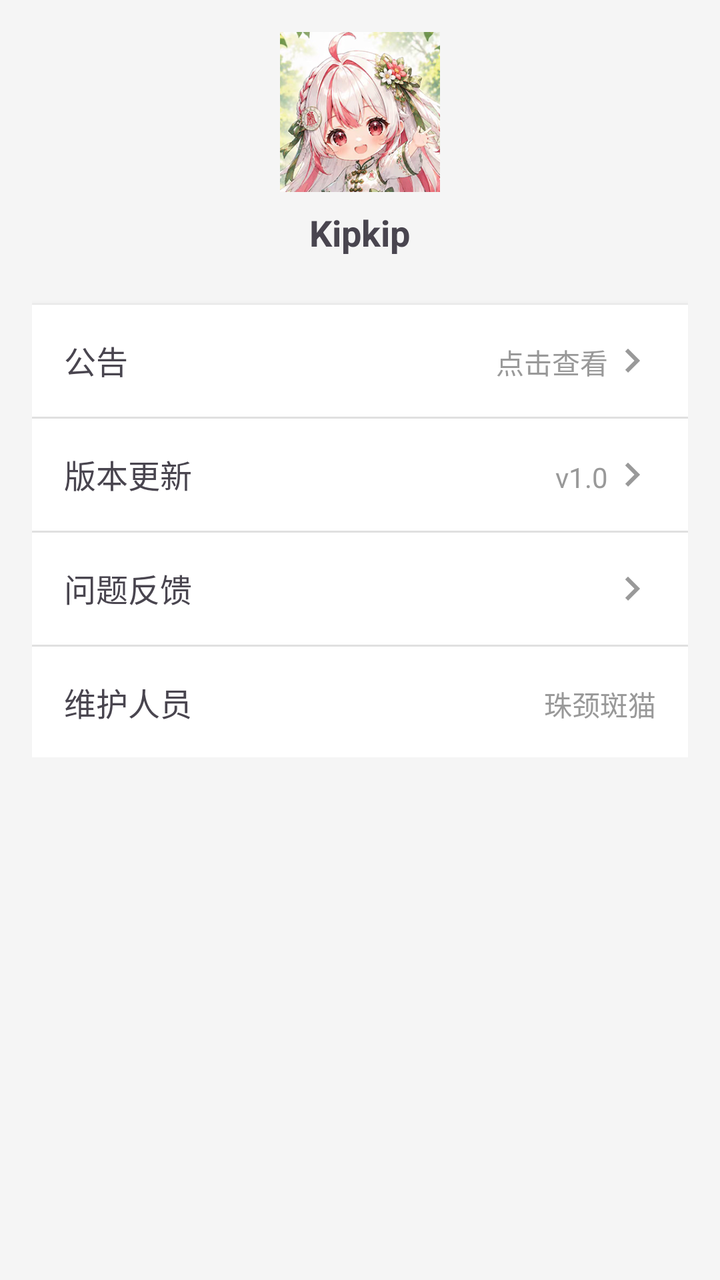
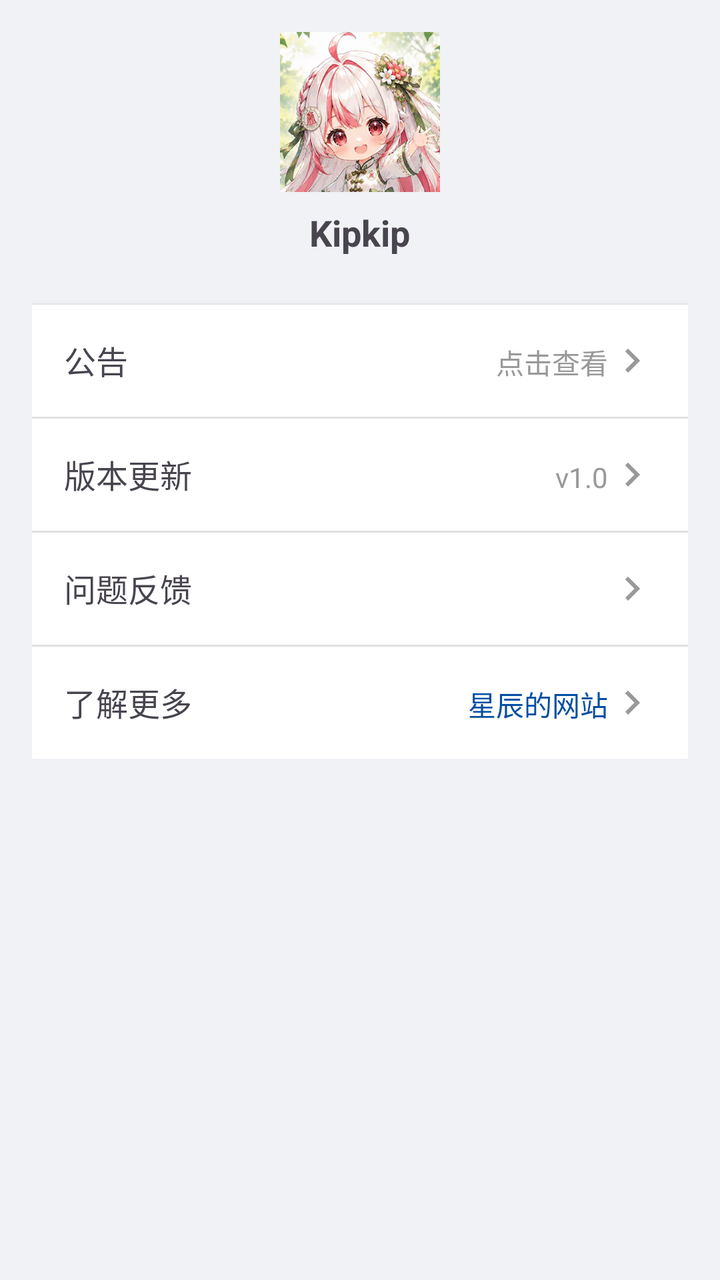

Compare the two renders of this Android layout. The source of the first and the diff that turns it into the second are given below.
<!-- AndroidManifest.xml: application theme Theme.WuyiKebiao -->
<!-- res/layout/fragment_profile.xml -->
<?xml version="1.0" encoding="utf-8"?>
<ScrollView xmlns:android="http://schemas.android.com/apk/res/android"
    android:layout_width="match_parent"
    android:layout_height="match_parent"
    android:background="#f5f5f5">

    <LinearLayout
        android:layout_width="match_parent"
        android:layout_height="wrap_content"
        android:orientation="vertical"
        android:padding="16dp">

        
        <LinearLayout
            android:layout_width="match_parent"
            android:layout_height="wrap_content"
            android:orientation="vertical"
            android:gravity="center_horizontal"
            android:layout_marginBottom="24dp">

            <ImageView
                android:layout_width="80dp"
                android:layout_height="80dp"
                android:src="@drawable/ic_avatar"
                android:background="@drawable/circle_bg" />

            <TextView
                android:layout_width="wrap_content"
                android:layout_height="wrap_content"
                android:text="Kipkip"
                android:textSize="18sp"
                android:textStyle="bold"
                android:layout_marginTop="8dp" />
        </LinearLayout>

        
        <LinearLayout
            android:layout_width="match_parent"
            android:layout_height="wrap_content"
            android:orientation="vertical"
            android:background="@android:color/white"
            android:elevation="2dp">

            
            <LinearLayout
                android:id="@+id/layout_announcement"
                android:layout_width="match_parent"
                android:layout_height="wrap_content"
                android:orientation="horizontal"
                android:padding="16dp"
                android:clickable="true"
                android:focusable="true"
                android:background="?attr/selectableItemBackground">

                <TextView
                    android:layout_width="0dp"
                    android:layout_height="wrap_content"
                    android:layout_weight="1"
                    android:text="公告"
                    android:textSize="16sp" />

                <TextView
                    android:id="@+id/tv_announcement_status"
                    android:layout_width="wrap_content"
                    android:layout_height="wrap_content"
                    android:text="点击查看"
                    android:textColor="#999"
                    android:textSize="14sp" />

                <ImageView
                    android:layout_width="24dp"
                    android:layout_height="24dp"
                    android:src="@drawable/ic_arrow_forward"
                    android:tint="#999" />
            </LinearLayout>

            <View
                android:layout_width="match_parent"
                android:layout_height="1dp"
                android:background="#e0e0e0" />

            
            <LinearLayout
                android:id="@+id/layout_version"
                android:layout_width="match_parent"
                android:layout_height="wrap_content"
                android:orientation="horizontal"
                android:padding="16dp"
                android:clickable="true"
                android:focusable="true"
                android:background="?attr/selectableItemBackground">

                <TextView
                    android:layout_width="0dp"
                    android:layout_height="wrap_content"
                    android:layout_weight="1"
                    android:text="版本更新"
                    android:textSize="16sp" />

                <TextView
                    android:id="@+id/tv_version_name"
                    android:layout_width="wrap_content"
                    android:layout_height="wrap_content"
                    android:text="v1.0"
                    android:textColor="#999"
                    android:textSize="14sp" />

                <ImageView
                    android:layout_width="24dp"
                    android:layout_height="24dp"
                    android:src="@drawable/ic_arrow_forward"
                    android:tint="#999" />
            </LinearLayout>

            <View
                android:layout_width="match_parent"
                android:layout_height="1dp"
                android:background="#e0e0e0" />

            
            <LinearLayout
                android:id="@+id/layout_feedback"
                android:layout_width="match_parent"
                android:layout_height="wrap_content"
                android:orientation="horizontal"
                android:padding="16dp"
                android:clickable="true"
                android:focusable="true"
                android:background="?attr/selectableItemBackground">

                <TextView
                    android:layout_width="0dp"
                    android:layout_height="wrap_content"
                    android:layout_weight="1"
                    android:text="问题反馈"
                    android:textSize="16sp" />

                <ImageView
                    android:layout_width="24dp"
                    android:layout_height="24dp"
                    android:src="@drawable/ic_arrow_forward"
                    android:tint="#999" />
            </LinearLayout>

            <View
                android:layout_width="match_parent"
                android:layout_height="1dp"
                android:background="#e0e0e0" />

            
            <LinearLayout
                android:layout_width="match_parent"
                android:layout_height="wrap_content"
                android:orientation="horizontal"
                android:padding="16dp">

                <TextView
                    android:layout_width="0dp"
                    android:layout_height="wrap_content"
                    android:layout_weight="1"
                    android:text="维护人员"
                    android:textSize="16sp" />

                <TextView
                    android:id="@+id/tv_creator"
                    android:layout_width="wrap_content"
                    android:layout_height="wrap_content"
                    android:text="珠颈斑猫"
                    android:textColor="#999"
                    android:textSize="14sp" />
            </LinearLayout>

        </LinearLayout>

    </LinearLayout>

</ScrollView>
<!-- resources referenced by this layout -->
<resources>
  <!-- drawable circle_bg (drawable) -->
  <?xml version="1.0" encoding="utf-8"?>
  <shape xmlns:android="http://schemas.android.com/apk/res/android"
      android:shape="oval">
      <solid android:color="#e0e0e0" />
  </shape>
  <!-- drawable ic_arrow_forward (drawable) -->
  <?xml version="1.0" encoding="utf-8"?>
  <vector xmlns:android="http://schemas.android.com/apk/res/android"
      android:width="24dp"
      android:height="24dp"
      android:viewportWidth="24"
      android:viewportHeight="24">
      <path
          android:fillColor="#999999"
          android:pathData="M8.59,16.59L13.17,12 8.59,7.41 10,6l6,6-6,6-1.41,-1.41z" />
  </vector>
  <!-- drawable ic_avatar: png bitmap (drawable, 156323 bytes) -->
  <style name="Theme.WuyiKebiao" parent="Base.Theme.WuyiKebiao" />
  <style name="Base.Theme.WuyiKebiao" parent="Theme.Material3.DayNight.NoActionBar">
          
          
      </style>
</resources>

<!-- the commit's change to res/layout/fragment_profile.xml (unified diff, before → after) -->
@@ -2,7 +2,7 @@
 <ScrollView xmlns:android="http://schemas.android.com/apk/res/android"
     android:layout_width="match_parent"
     android:layout_height="match_parent"
-    android:background="#f5f5f5">
+    android:background="?attr/colorSurfaceScreen">
 
     <LinearLayout
         android:layout_width="match_parent"
@@ -38,7 +38,7 @@
             android:layout_width="match_parent"
             android:layout_height="wrap_content"
             android:orientation="vertical"
-            android:background="@android:color/white"
+            android:background="?attr/colorSurfaceCard"
             android:elevation="2dp">
 
             
@@ -64,20 +64,20 @@
                     android:layout_width="wrap_content"
                     android:layout_height="wrap_content"
                     android:text="点击查看"
-                    android:textColor="#999"
+                    android:textColor="?attr/colorTextHint"
                     android:textSize="14sp" />
 
                 <ImageView
                     android:layout_width="24dp"
                     android:layout_height="24dp"
                     android:src="@drawable/ic_arrow_forward"
-                    android:tint="#999" />
+                    android:tint="?attr/colorTextHint" />
             </LinearLayout>
 
             <View
                 android:layout_width="match_parent"
                 android:layout_height="1dp"
-                android:background="#e0e0e0" />
+                android:background="?attr/colorDivider" />
 
             
             <LinearLayout
@@ -102,20 +102,20 @@
                     android:layout_width="wrap_content"
                     android:layout_height="wrap_content"
                     android:text="v1.0"
-                    android:textColor="#999"
+                    android:textColor="?attr/colorTextHint"
                     android:textSize="14sp" />
 
                 <ImageView
                     android:layout_width="24dp"
                     android:layout_height="24dp"
                     android:src="@drawable/ic_arrow_forward"
-                    android:tint="#999" />
+                    android:tint="?attr/colorTextHint" />
             </LinearLayout>
 
             <View
                 android:layout_width="match_parent"
                 android:layout_height="1dp"
-                android:background="#e0e0e0" />
+                android:background="?attr/colorDivider" />
 
             
             <LinearLayout
@@ -139,35 +139,46 @@
                     android:layout_width="24dp"
                     android:layout_height="24dp"
                     android:src="@drawable/ic_arrow_forward"
-                    android:tint="#999" />
+                    android:tint="?attr/colorTextHint" />
             </LinearLayout>
 
             <View
                 android:layout_width="match_parent"
                 android:layout_height="1dp"
-                android:background="#e0e0e0" />
+                android:background="?attr/colorDivider" />
 
             
             <LinearLayout
+                android:id="@+id/layout_creator"
                 android:layout_width="match_parent"
                 android:layout_height="wrap_content"
                 android:orientation="horizontal"
-                android:padding="16dp">
+                android:padding="16dp"
+                android:clickable="true"
+                android:focusable="true"
+                android:background="?attr/selectableItemBackground">
 
                 <TextView
                     android:layout_width="0dp"
                     android:layout_height="wrap_content"
                     android:layout_weight="1"
-                    android:text="维护人员"
+                    android:text="了解更多"
                     android:textSize="16sp" />
 
                 <TextView
                     android:id="@+id/tv_creator"
                     android:layout_width="wrap_content"
                     android:layout_height="wrap_content"
-                    android:text="珠颈斑猫"
-                    android:textColor="#999"
+                    android:text="星辰的网站"
+                    android:textColor="?attr/colorPrimary"
                     android:textSize="14sp" />
+
+                <ImageView
+                    android:layout_width="24dp"
+                    android:layout_height="24dp"
+                    android:src="@drawable/ic_arrow_forward"
+                    android:tint="?attr/colorTextHint" />
+
             </LinearLayout>
 
         </LinearLayout>
<!-- resource entries referenced after the edit -->
@@ -21,7 +21,26 @@
   <style name="Theme.WuyiKebiao" parent="Base.Theme.WuyiKebiao" />
   <style name="Base.Theme.WuyiKebiao" parent="Theme.Material3.DayNight.NoActionBar">
           
+          <item name="colorPrimary">@color/brand_primary</item>
+          <item name="colorOnPrimary">@color/brand_primary_on</item>
+  
           
+          <item name="colorSurfaceScreen">@color/surface_screen</item>
+          <item name="colorSurfaceCard">@color/surface_card</item>
+          <item name="colorDivider">@color/divider</item>
+          <item name="colorTextPrimary">@color/text_primary</item>
+          <item name="colorTextHint">@color/text_hint</item>
+  
+          
+          <item name="android:statusBarColor">@color/brand_primary</item>
+          <item name="android:windowLightStatusBar">false</item>
       </style>
+  <color name="brand_primary">#FF034EA1</color>
+  <color name="brand_primary_on">#FFFFFFFF</color>
+  <color name="surface_screen">#FFF0F2F5</color>
+  <color name="surface_card">#FFFFFFFF</color>
+  <color name="divider">#FFE0E0E0</color>
+  <color name="text_primary">#FF1A2C3E</color>
+  <color name="text_hint">#FF999999</color>
 </resources>
 
